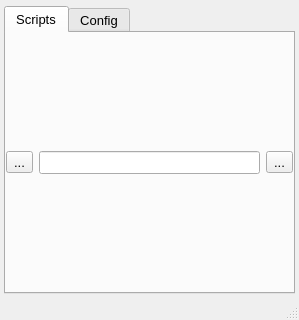
NeutrinoToolkit/Neutrino, file UIs/nPython.ui: the form before one commit.
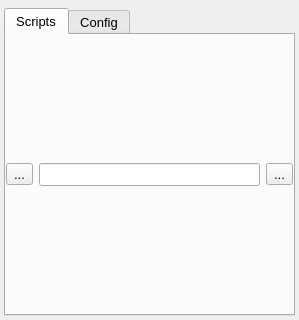
The form after the commit. Icons and pictures are not drawn.

Diff of the .ui file:
```diff
--- a/UIs/nPython.ui
+++ b/UIs/nPython.ui
@@ -22,7 +22,7 @@
      <number>4</number>
     </property>
     <property name="topMargin">
-     <number>6</number>
+     <number>8</number>
     </property>
     <property name="rightMargin">
      <number>4</number>
@@ -245,13 +245,6 @@
     </item>
    </layout>
   </widget>
-  <widget class="QStatusBar" name="statusbar">
-   <property name="font">
-    <font>
-     <pointsize>10</pointsize>
-    </font>
-   </property>
-  </widget>
  </widget>
  <resources>
   <include location="../resources/neutrino.qrc"/>
```
Left out of the diff: 22 changed lines with no effect on the pictures.
